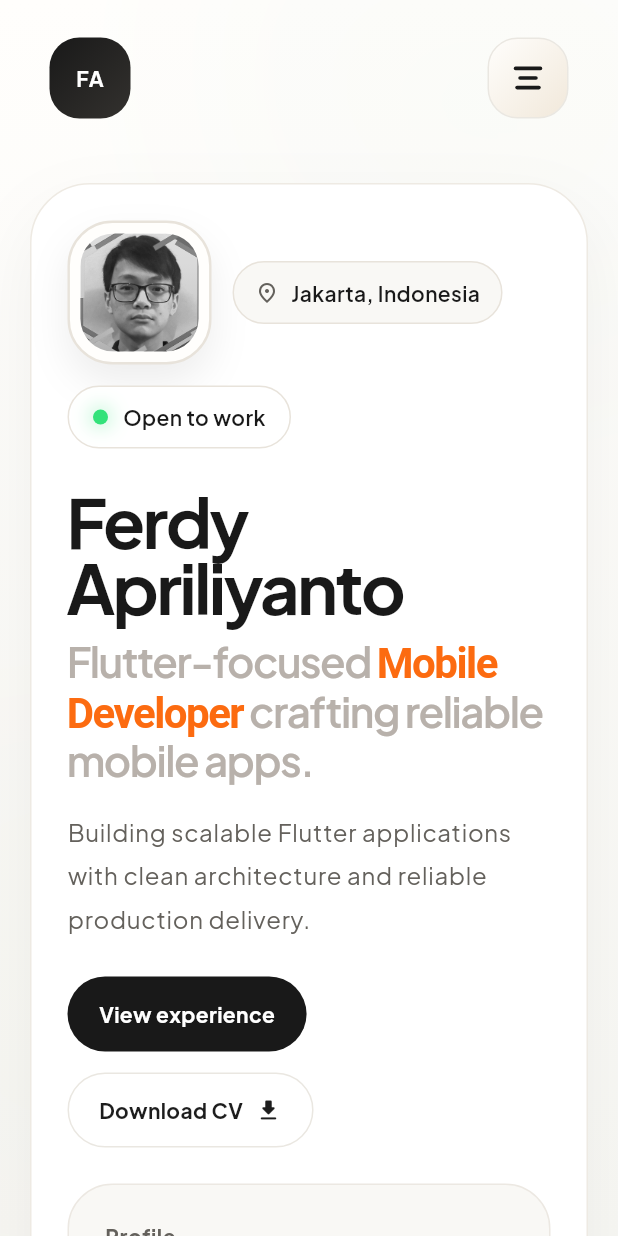
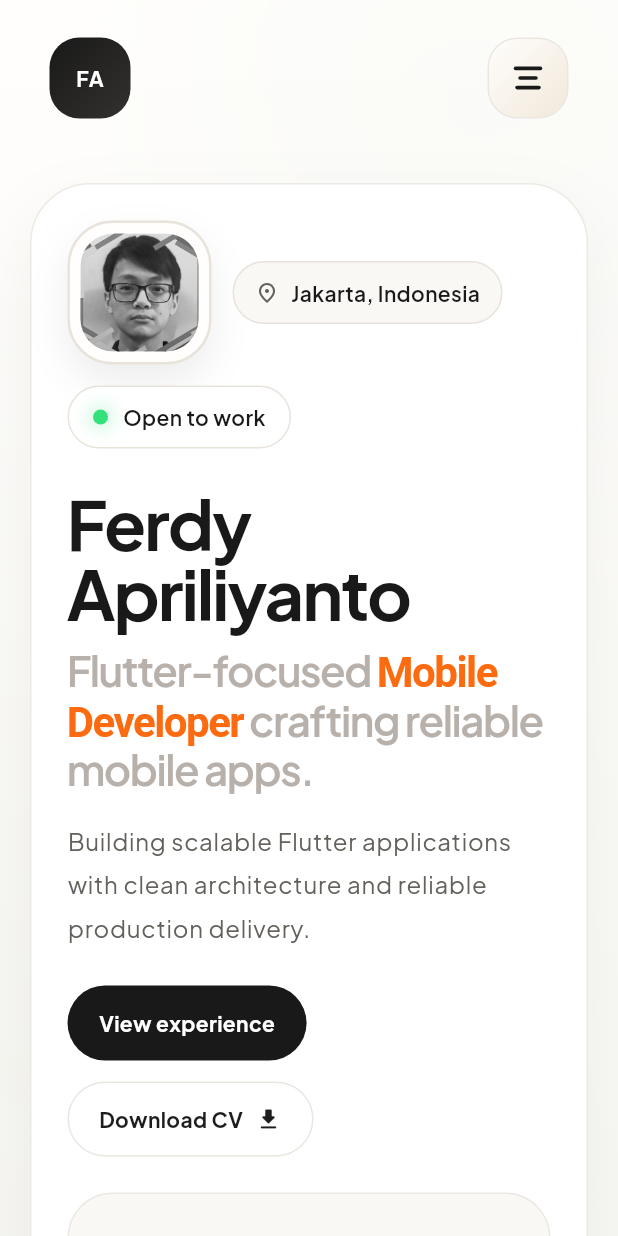
Before and after one commit to FerdyApriliyanto/ferdyapriliyanto-portfolio, a Flutter app: the screen it shows after launch, on a phone screen of 412 x 824 dp. Run offline on Flutter 3.47's test engine with Material 3 defaults, Android fonts, the phone set to English and light mode, and no system bars; our stand-ins replace font_awesome_flutter, get, google_fonts.

Commit message:
Adjust mobile hero name spacing

```diff
--- a/lib/app/modules/home/widgets/hero/hero_content.dart
+++ b/lib/app/modules/home/widgets/hero/hero_content.dart
@@ -161,10 +161,10 @@ class HeroMobile extends StatelessWidget {
           name,
           style: textTheme.displayLarge?.copyWith(
             fontSize: 46,
-            height: 0.96,
+            height: 1.02,
             fontWeight: FontWeight.w700,
             color: AppColors.textStrong,
-            letterSpacing: -1.8,
+            letterSpacing: -1.4,
           ),
         ),
         const SizedBox(height: 12),
```
